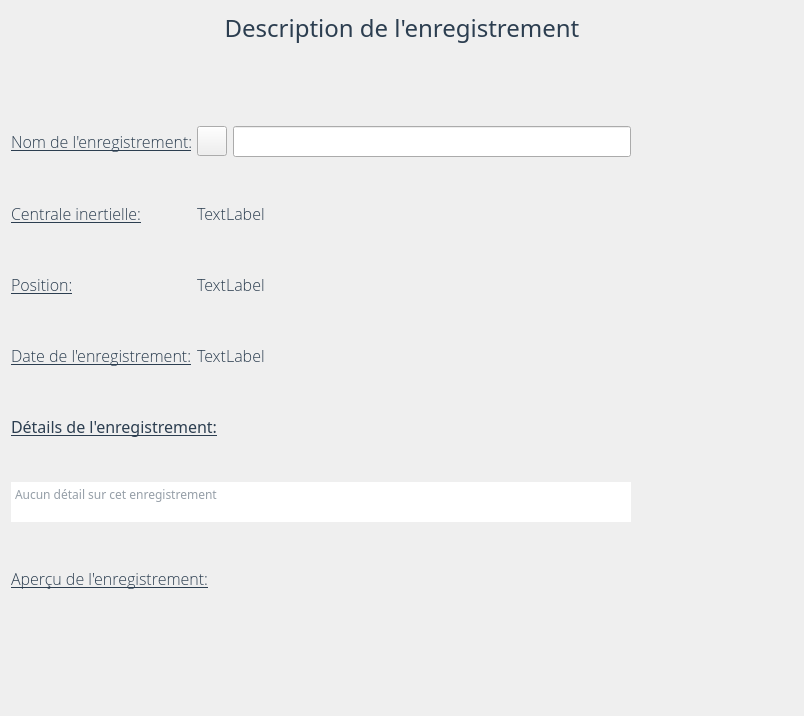
introlab/OpenIMU, file applicationOpenimu/app/widgets/recordviewwidget.ui: the form before one commit.
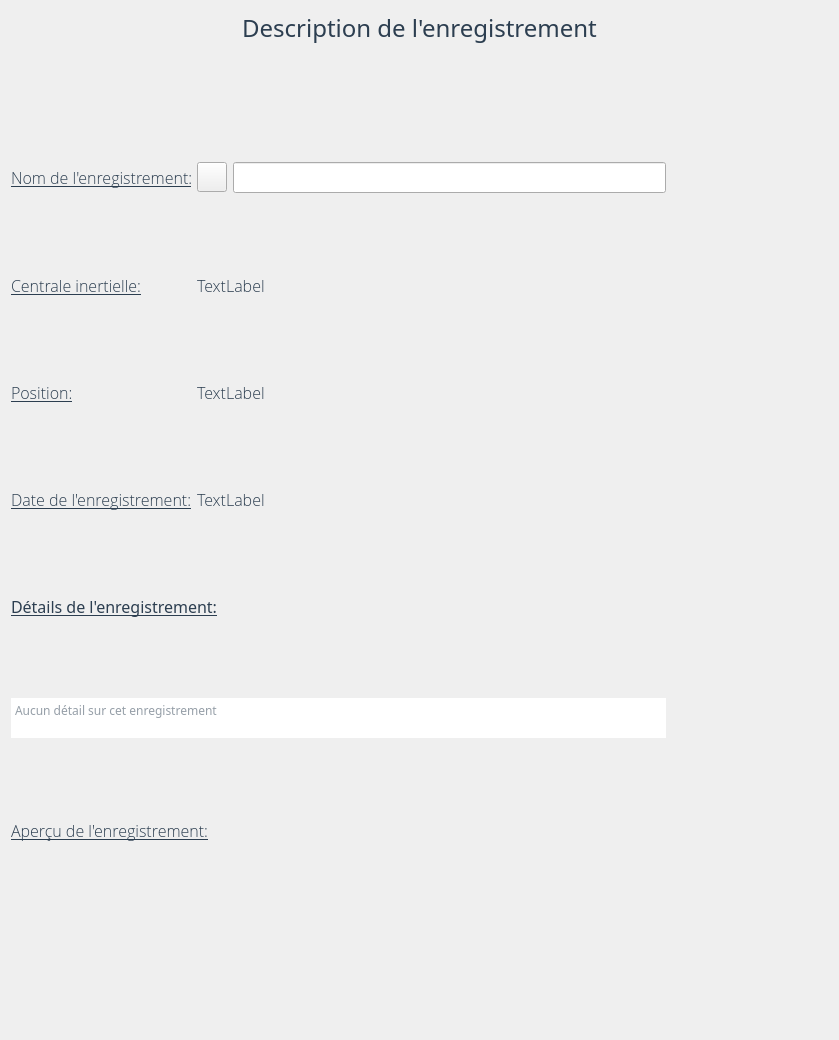
The form after the commit. Icons and pictures are not drawn.

Patch:
```diff
--- a/applicationOpenimu/app/widgets/recordviewwidget.ui
+++ b/applicationOpenimu/app/widgets/recordviewwidget.ui
@@ -6,10 +6,16 @@
    <rect>
     <x>0</x>
     <y>0</y>
-    <width>804</width>
-    <height>716</height>
+    <width>839</width>
+    <height>1040</height>
    </rect>
   </property>
+  <property name="minimumSize">
+   <size>
+    <width>0</width>
+    <height>768</height>
+   </size>
+  </property>
   <property name="font">
    <font>
     <family>Open Sans Light</family>
```
